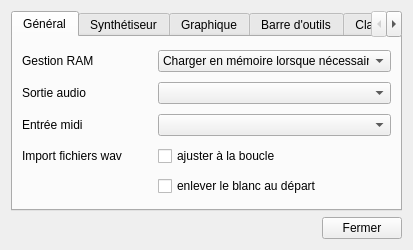
Old version of the form trunk/gui_divers/config.ui in the repository davy7125/polyphone.
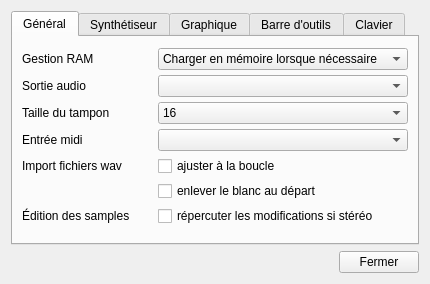
New version of the form. Icons and pictures are not drawn. Custom widgets are drawn as their Qt base class.

Commit message: sfz export (2/2) audio buffer size control restoration of the geometry and state of the window sustain pedal hold the keys volume controller control the main volume improvement of the help window about popup has changed global column has a background link or not stereo samples when editing automatic keyranges, max is 127 not 128 determination of rootkey according to sample name

```diff
--- a/trunk/gui_divers/config.ui
+++ b/trunk/gui_divers/config.ui
@@ -10,19 +10,13 @@
     <x>0</x>
     <y>0</y>
     <width>413</width>
-    <height>250</height>
+    <height>283</height>
    </rect>
   </property>
-  <property name="minimumSize">
-   <size>
-    <width>413</width>
-    <height>250</height>
-   </size>
-  </property>
   <property name="maximumSize">
    <size>
     <width>413</width>
-    <height>250</height>
+    <height>283</height>
    </size>
   </property>
   <property name="windowTitle">
@@ -43,6 +37,9 @@
        <string>Général</string>
       </attribute>
       <layout class="QGridLayout" name="gridLayout_2">
+       <property name="verticalSpacing">
+        <number>3</number>
+       </property>
        <item row="0" column="0">
         <widget class="QLabel" name="label_2">
          <property name="text">
@@ -52,6 +49,12 @@
        </item>
        <item row="0" column="1">
         <widget class="QComboBox" name="comboRam">
+         <property name="sizePolicy">
+          <sizepolicy hsizetype="Expanding" vsizetype="Fixed">
+           <horstretch>0</horstretch>
+           <verstretch>0</verstretch>
+          </sizepolicy>
+         </property>
          <item>
           <property name="text">
            <string>Charger en mémoire lorsque nécessaire</string>
@@ -74,17 +77,17 @@
        <item row="1" column="1">
         <widget class="QComboBox" name="comboAudioOuput"/>
        </item>
-       <item row="2" column="0">
+       <item row="3" column="0">
         <widget class="QLabel" name="label_4">
          <property name="text">
           <string>Entrée midi</string>
          </property>
         </widget>
        </item>
-       <item row="2" column="1">
+       <item row="3" column="1">
         <widget class="QComboBox" name="comboMidiInput"/>
        </item>
-       <item row="3" column="0">
+       <item row="4" column="0">
         <widget class="QLabel" name="label_3">
          <property name="minimumSize">
           <size>
@@ -97,20 +100,80 @@
          </property>
         </widget>
        </item>
-       <item row="3" column="1">
+       <item row="4" column="1">
         <widget class="QCheckBox" name="checkBoucle">
          <property name="text">
           <string>ajuster à la boucle</string>
          </property>
         </widget>
        </item>
-       <item row="4" column="1">
+       <item row="5" column="1">
         <widget class="QCheckBox" name="checkBlanc">
          <property name="text">
           <string>enlever le blanc au départ</string>
          </property>
         </widget>
        </item>
+       <item row="6" column="1">
+        <widget class="QCheckBox" name="checkRepercussionStereo">
+         <property name="text">
+          <string>répercuter les modifications si stéréo</string>
+         </property>
+        </widget>
+       </item>
+       <item row="6" column="0">
+        <widget class="QLabel" name="label_20">
+         <property name="text">
+          <string>Édition des samples</string>
+         </property>
+        </widget>
+       </item>
+       <item row="2" column="1">
+        <widget class="QComboBox" name="comboBufferSize">
+         <item>
+          <property name="text">
+           <string>16</string>
+          </property>
+         </item>
+         <item>
+          <property name="text">
+           <string>32</string>
+          </property>
+         </item>
+         <item>
+          <property name="text">
+           <string>64</string>
+          </property>
+         </item>
+         <item>
+          <property name="text">
+           <string>128</string>
+          </property>
+         </item>
+         <item>
+          <property name="text">
+           <string>256</string>
+          </property>
+         </item>
+         <item>
+          <property name="text">
+           <string>512</string>
+          </property>
+         </item>
+         <item>
+          <property name="text">
+           <string>1024</string>
+          </property>
+         </item>
+        </widget>
+       </item>
+       <item row="2" column="0">
+        <widget class="QLabel" name="label_21">
+         <property name="text">
+          <string>Taille du tampon</string>
+         </property>
+        </widget>
+       </item>
       </layout>
      </widget>
      <widget class="QWidget" name="tabSynth">
```
The commit also changes 88 other files.
